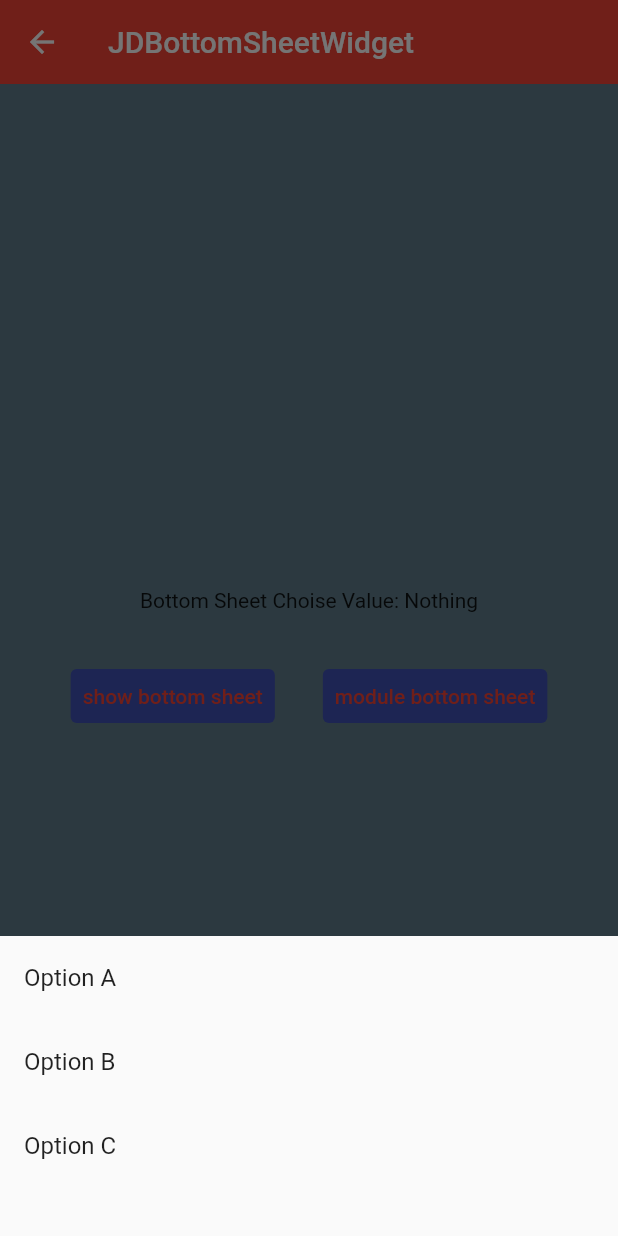
After one commit to Mrlijinn/flutter_stu, a Flutter app: the JDBottomSheetWidget screen opened directly, after a tap on "show bottom sheet", after a tap on "module bottom sheet", on a phone screen of 412 x 824 dp. The commit adds this screen. Run offline on Flutter 3.47's test engine with Material 2 defaults, Android fonts, the phone set to English and light mode, and no system bars.

Commit message:
dialog&panelList

```diff
--- a/lib/Home/Components/ComponentsWidget.dart
+++ b/lib/Home/Components/ComponentsWidget.dart
@@ -7,6 +7,10 @@ import '../Form/JDSwitchBaseWidget.dart';
 import '../Form/JDSliderBaseWidget.dart';
 import '../Form/JDDateTimeBaseWidget.dart';
 import '../Dialog/JDDialogWidget.dart';
+import '../Dialog/JDAlertDialogWidget.dart';
+import '../Dialog/JDBottomSheetWidget.dart';
+import '../Dialog/JDSnackBarWidget.dart';
+import '../Dialog/JDExpansionPanelWidget.dart';
 
 class JDMaterialComponentsWidget extends StatelessWidget {
   const JDMaterialComponentsWidget({Key? key}) : super(key: key);
@@ -20,6 +24,10 @@ class JDMaterialComponentsWidget extends StatelessWidget {
       ),
       body: ListView(
         children: [
+          ListItemWidget(title: "JDSnackBarWidget", page: JDExpansionPanelWidget()),
+          ListItemWidget(title: "JDSnackBarWidget", page: JDSnackBarWidget()),
+          ListItemWidget(title: "JDBottomSheetWidget", page: JDBottomSheetWidget()),
+          ListItemWidget(title: "JDAlertWidget", page: JDAlertWidget()),
           ListItemWidget(title: "JDDialogWidget", page: JDDialogWidget()),
           ListItemWidget(title: "JDDateTimeWidget", page: JDDateTimeBaseWidget()),
           ListItemWidget(title: "SliderWidget", page: JDSliderBaseWidget()),
--- /dev/null
+++ b/lib/Home/Dialog/JDBottomSheetWidget.dart
@@ -0,0 +1,118 @@
+import 'package:flutter/material.dart';
+import 'dart:async';
+
+class JDBottomSheetWidget extends StatefulWidget {
+  const JDBottomSheetWidget({Key? key}) : super(key: key);
+
+  @override
+  _JDBottomSheetWidgetState createState() => _JDBottomSheetWidgetState();
+}
+
+class _JDBottomSheetWidgetState extends State<JDBottomSheetWidget> {
+  final _bottomSheetScaffoldKey = GlobalKey<ScaffoldState>();
+  String _bottomSheetChoiseValue = 'Nothing';
+
+  Future<void> _textButtonTapAction() async {
+    _bottomSheetScaffoldKey.currentState!.showBottomSheet((BuildContext context) => BottomAppBar(
+      child: Container(
+        height: 90.0,
+        width: double.infinity,
+        child: Row(
+          children: [
+            Icon(Icons.pause_circle_outline),
+            SizedBox(width: 16.0,),
+            Text('01:30 / 03:30'),
+            Expanded(
+              child: Text(
+                'Fix you - Coldplay',
+                textAlign: TextAlign.right,
+                style: TextStyle(backgroundColor: Colors.redAccent),
+              ),
+            ),
+          ],
+        ),
+      ),
+    ));
+  }
+  Future<void> _moduleActionSheetAction() async {
+
+    var value = await showModalBottomSheet(context: context, builder: (BuildContext context) {
+      return Container(
+        height: 200.0,
+        child: Column(
+          children: [
+            ListTile(
+              title: Text('Option A'),
+              onTap: () {
+                Navigator.pop(context, 'A');
+              },
+            ),
+            ListTile(
+              title: Text('Option B'),
+              onTap: () {
+                Navigator.pop(context, 'B');
+              },
+            ),
+            ListTile(
+              title: Text('Option C'),
+              onTap: () {
+                Navigator.pop(context, 'C');
+              },
+            ),
+          ],
+        ),
+      );
+    });
+    if (value == null) return;
+    setState(() {
+      _bottomSheetChoiseValue = value as String;
+    });
+  }
+
+  @override
+  Widget build(BuildContext context) {
+    return Scaffold(
+      key: _bottomSheetScaffoldKey,
+      appBar: AppBar(
+        title: Text('JDBottomSheetWidget'),
+        elevation: 0.0,
+      ),
+      backgroundColor: Colors.blueGrey,
+      body: Container(
+        padding: EdgeInsets.all(16.0),
+        child: Column(
+          mainAxisAlignment: MainAxisAlignment.center,
+          children: [
+            Row(
+              mainAxisAlignment: MainAxisAlignment.center,
+              children: [
+                Text('Bottom Sheet Choise Value: $_bottomSheetChoiseValue'),
+              ],
+            ),
+            SizedBox(height: 32.0,),
+            Row(
+              mainAxisAlignment: MainAxisAlignment.center,
+              children: [
+                TextButton(
+                  onPressed: _textButtonTapAction,
+                  child: Text('show bottom sheet'),
+                  style: ButtonStyle(
+                    backgroundColor: MaterialStateProperty.all(Colors.indigo),
+                  ),
+                ),
+                SizedBox(width: 32.0,),
+                TextButton(
+                  onPressed: _moduleActionSheetAction,
+                  child: Text('module bottom sheet'),
+                  style: ButtonStyle(
+                    backgroundColor: MaterialStateProperty.all(Colors.indigo),
+                  ),
+                ),
+              ],
+            )
+          ],
+        ),
+      ),
+    );
+  }
+}
```
Also changed, not shown: lib/Home/Dialog/JDAlertDialogWidget.dart (added, +81 -0 lines), lib/Home/Dialog/JDExpansionPanelWidget.dart (added, +112 -0 lines), lib/Home/Dialog/JDSnackBarWidget.dart (added, +59 -0 lines).
